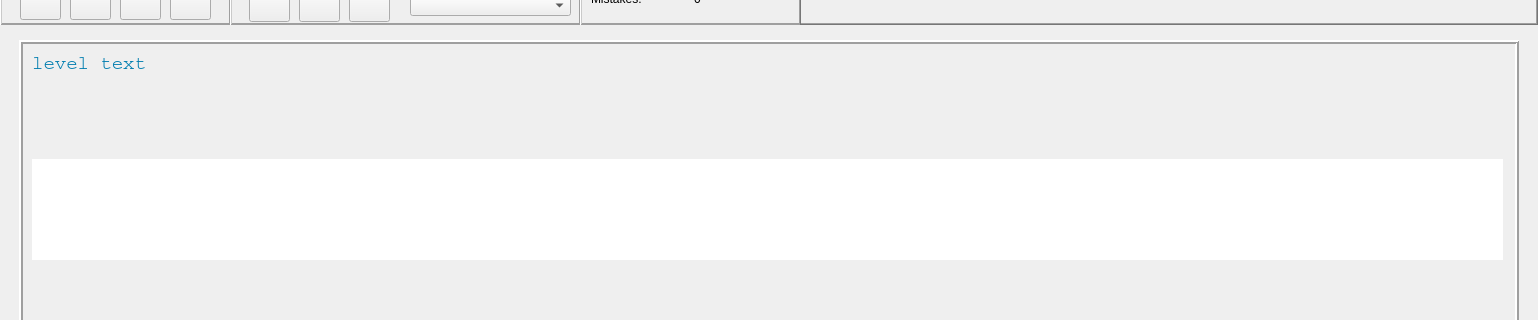
Old version of the form ui/opentyper.ui in the repository Open-Typer/Open-Typer; both pictures show x 0 to 1538 and y 105 to 425 of the 1538 by 625 pixel window.
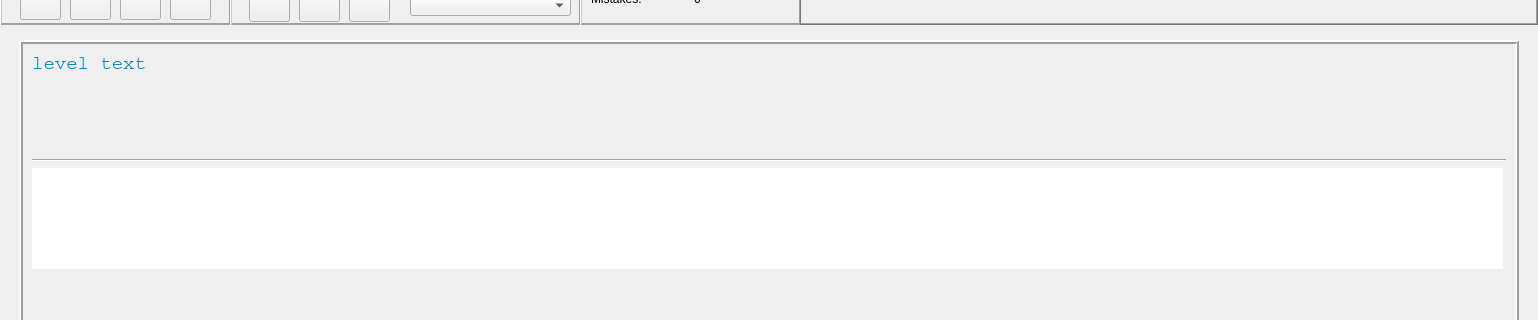
New version of the form. Icons and pictures are not drawn. Custom widgets are drawn as their Qt base class.

Commit message: ui: opentyper: Add paper separation line

```diff
--- a/ui/opentyper.ui
+++ b/ui/opentyper.ui
@@ -641,7 +641,7 @@
             </widget>
            </widget>
           </item>
-          <item row="1" column="0">
+          <item row="3" column="0">
            <widget class="QFrame" name="typingSpace">
             <property name="frameShape">
              <enum>QFrame::NoFrame</enum>
@@ -764,6 +764,13 @@
             <zorder>inputLabel</zorder>
            </widget>
           </item>
+          <item row="2" column="0">
+           <widget class="Line" name="paperSeparationLine">
+            <property name="orientation">
+             <enum>Qt::Horizontal</enum>
+            </property>
+           </widget>
+          </item>
          </layout>
         </widget>
        </item>
```
Left out of the diff: 2 changed lines with no effect on the pictures.
